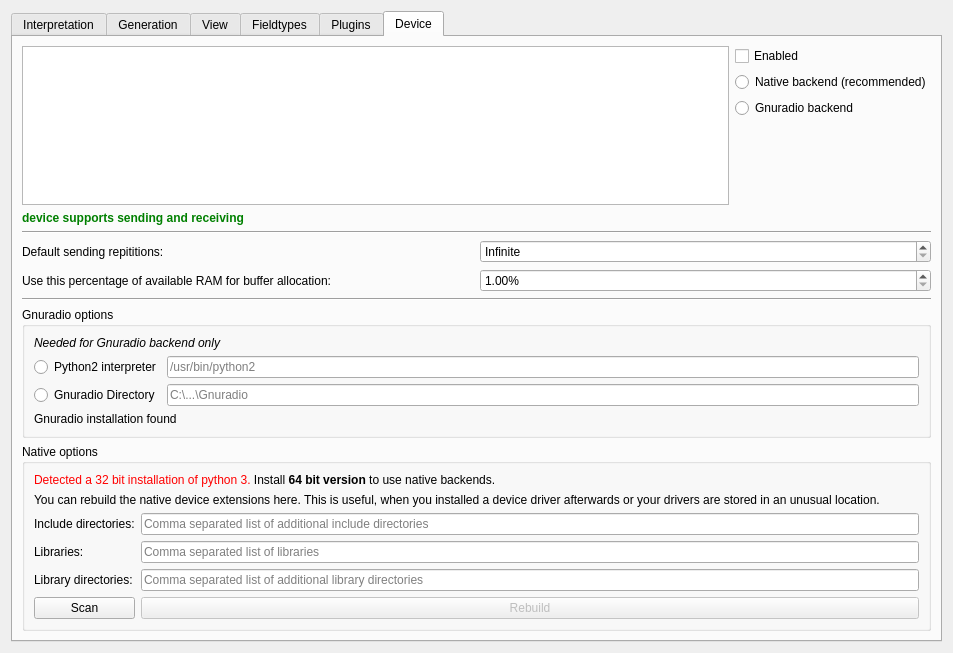
Qt form ui/options.ui (jopohl/urh) before a commit.
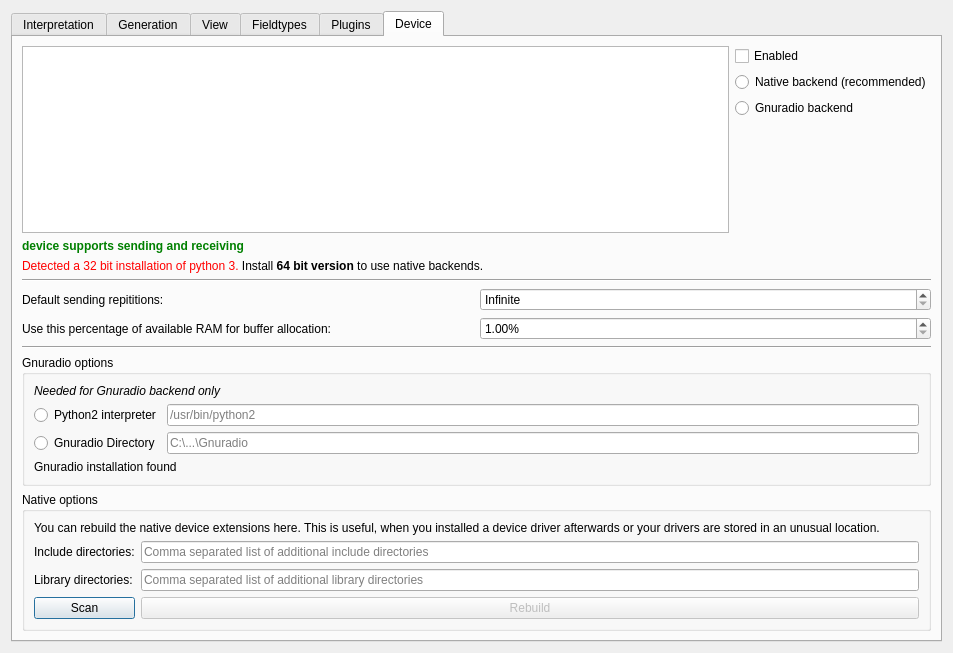
The same form after that commit. Icons and pictures are not drawn. Custom widgets are drawn as their Qt base class.

Commit message: hide native rebuild options on windows

```diff
--- a/ui/options.ui
+++ b/ui/options.ui
@@ -454,6 +454,16 @@
          </property>
         </widget>
        </item>
+       <item>
+        <widget class="QLabel" name="labelWindowsError">
+         <property name="text">
+          <string>&lt;html&gt;&lt;head/&gt;&lt;body&gt;&lt;p&gt;&lt;span style=&quot; color:#ff0000;&quot;&gt;Detected a 32 bit installation of python 3.&lt;/span&gt; Install &lt;span style=&quot; font-weight:600;&quot;&gt;64 bit version&lt;/span&gt; to use native backends.&lt;/p&gt;&lt;/body&gt;&lt;/html&gt;</string>
+         </property>
+         <property name="wordWrap">
+          <bool>true</bool>
+         </property>
+        </widget>
+       </item>
        <item>
         <widget class="Line" name="line">
          <property name="orientation">
@@ -602,27 +612,13 @@
             </property>
            </widget>
           </item>
-          <item row="3" column="1">
-           <widget class="QLineEdit" name="lineEditLibraries">
-            <property name="placeholderText">
-             <string>Comma separated list of libraries</string>
-            </property>
-           </widget>
-          </item>
-          <item row="4" column="0">
+          <item row="3" column="0">
            <widget class="QLabel" name="labelLibDirs">
             <property name="text">
              <string>Library directories:</string>
             </property>
            </widget>
           </item>
-          <item row="3" column="0">
-           <widget class="QLabel" name="labelLibraries">
-            <property name="text">
-             <string>Libraries:</string>
-            </property>
-           </widget>
-          </item>
           <item row="1" column="0" colspan="2">
            <widget class="QLabel" name="labelNativeRebuildInfo">
             <property name="text">
@@ -640,24 +636,27 @@
             </property>
            </widget>
           </item>
-          <item row="4" column="1">
+          <item row="4" column="0">
+           <widget class="QPushButton" name="btnScanNative">
+            <property name="toolTip">
+             <string>&lt;html&gt;&lt;head/&gt;&lt;body&gt;&lt;p&gt;Scan if new device extensions can be built.&lt;/p&gt;&lt;/body&gt;&lt;/html&gt;</string>
+            </property>
+            <property name="text">
+             <string>Scan</string>
+            </property>
+            <property name="icon">
+             <iconset theme="scanner"/>
+            </property>
+           </widget>
+          </item>
+          <item row="3" column="1">
            <widget class="QLineEdit" name="lineEditLibDirs">
             <property name="placeholderText">
              <string>Comma separated list of additional library directories</string>
             </property>
            </widget>
           </item>
-          <item row="0" column="0" colspan="2">
-           <widget class="QLabel" name="labelWindowsError">
-            <property name="text">
-             <string>&lt;html&gt;&lt;head/&gt;&lt;body&gt;&lt;p&gt;&lt;span style=&quot; color:#ff0000;&quot;&gt;Detected a 32 bit installation of python 3.&lt;/span&gt; Install &lt;span style=&quot; font-weight:600;&quot;&gt;64 bit version&lt;/span&gt; to use native backends.&lt;/p&gt;&lt;/body&gt;&lt;/html&gt;</string>
-            </property>
-            <property name="wordWrap">
-             <bool>true</bool>
-            </property>
-           </widget>
-          </item>
-          <item row="5" column="1">
+          <item row="4" column="1">
            <widget class="QPushButton" name="btnRebuildNative">
             <property name="enabled">
              <bool>false</bool>
@@ -673,19 +672,6 @@
             </property>
            </widget>
           </item>
-          <item row="5" column="0">
-           <widget class="QPushButton" name="btnScanNative">
-            <property name="toolTip">
-             <string>&lt;html&gt;&lt;head/&gt;&lt;body&gt;&lt;p&gt;Scan if new device extensions can be built.&lt;/p&gt;&lt;/body&gt;&lt;/html&gt;</string>
-            </property>
-            <property name="text">
-             <string>Scan</string>
-            </property>
-            <property name="icon">
-             <iconset theme="scanner"/>
-            </property>
-           </widget>
-          </item>
          </layout>
         </widget>
        </item>
```
Left out of the diff: 2 changed lines with no effect on the pictures. The commit also changes 2 other files.
